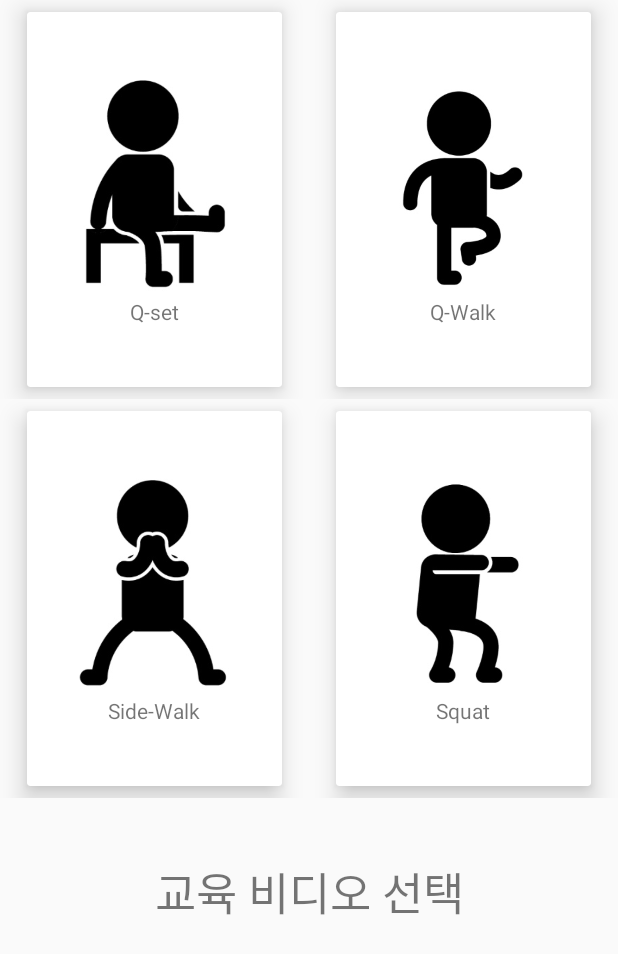
After one commit to SangHoon-Chae/android_qsetrehab, an Android app: the EduVideoSelect screen opened directly, with no data from a screen before it, on a phone screen of 412 x 824 dp. The commit adds this screen. Shown: the top 954 px of the screen. Run offline under Robolectric (Android 15) with nearby library versions, the phone set to English and light mode, and no system bars; our stand-ins replace RxJava, navigation-ui; libraries missing offline, so code that uses them is left out: com.github.mikephil.charting, cz.msebera.android; Roboto replaces fonts that are not available here.

Commit message:
Video_activity_add_v.1

```diff
--- a/app/build.gradle
+++ b/app/build.gradle
@@ -49,6 +49,7 @@ dependencies {
     implementation 'androidx.navigation:navigation-ui:2.3.5'
     implementation 'com.android.support:support-annotations:28.0.0'
     implementation group: 'cz.msebera.android' , name: 'httpclient', version: '4.4.1.1'
+    implementation 'com.google.android.exoplayer:exoplayer:2.13.3'
     testImplementation 'junit:junit:4.+'
     androidTestImplementation 'androidx.test.ext:junit:1.1.2'
     androidTestImplementation 'androidx.test.espresso:espresso-core:3.3.0'
--- a/app/src/main/AndroidManifest.xml
+++ b/app/src/main/AndroidManifest.xml
@@ -41,6 +41,9 @@
         <activity android:name=".MainActivity" />
         <activity android:name=".ExerActivity" />
         <activity android:name=".Note" />
+        <activity android:name=".EduVideo" />
+        <activity android:name=".EduVideoSelect" />
+        <activity android:name=".SecondVideoActivity" />
 
         <meta-data
             android:name="preloaded_fonts"
--- /dev/null
+++ b/app/src/main/java/com/example/qsetrehab/Adapter2.java
@@ -0,0 +1,95 @@
+package com.example.qsetrehab;
+
+import static android.content.Context.MODE_PRIVATE;
+
+import android.content.Context;
+import android.content.Intent;
+import android.content.SharedPreferences;
+import android.view.LayoutInflater;
+import android.view.View;
+import android.view.ViewGroup;
+import android.widget.ImageView;
+import android.widget.TextView;
+
+import androidx.annotation.NonNull;
+import androidx.recyclerview.widget.RecyclerView;
+
+import java.util.List;
+
+public class Adapter2 extends RecyclerView.Adapter<Adapter2.ViewHolder> {
+
+    List<String> titles;
+    List<Integer> images;
+    LayoutInflater inflater;
+
+    public Adapter2(Context ctx, List<String> titles, List<Integer> images) {
+        this.titles = titles;
+        this.images = images;
+        this.inflater = LayoutInflater.from(ctx);
+    }
+
+    @NonNull
+    @Override
+    public ViewHolder onCreateViewHolder(@NonNull ViewGroup parent, int viewType) {
+        View view = inflater.inflate(R.layout.custom_grid_layout2, parent, false);
+        return new ViewHolder(view);
+    }
+
+    @Override
+    public void onBindViewHolder(@NonNull ViewHolder holder, int position) {
+        holder.title.setText(titles.get(position));
+        holder.gridIcon.setImageResource(images.get(position));
+    }
+
+    @Override
+    public int getItemCount() {
+        return titles.size();
+    }
+
+    public class ViewHolder extends RecyclerView.ViewHolder {
+        TextView title;
+        ImageView gridIcon;
+
+        public ViewHolder(@NonNull View itemView) {
+            super(itemView);
+            title = itemView.findViewById(R.id.textView2);
+            gridIcon = itemView.findViewById(R.id.imageView2);
+            Intent intent = new Intent(itemView.getContext(),
+                    EduVideo.class);
+
+            itemView.setOnClickListener(new View.OnClickListener() {
+                @Override
+                public void onClick(View v) {
+                    switch (title.getText().toString()) {
+                        case "Q-set":
+                            exer_setting(0);
+                            itemView.getContext().startActivity(intent);
+                            break;
+                        case "Q-Walk":
+                            exer_setting(1);
+                            itemView.getContext().startActivity(intent);
+                            break;
+                        case "Side-Walk":
+                            exer_setting(2);
+                            itemView.getContext().startActivity(intent);
+                            break;
+                        case "Squat":
+                            exer_setting(3);
+                            itemView.getContext().startActivity(intent);
+                            break;
+                        default:
+                            break;
+                    }
+                }
+            });
+        }
+
+        private void exer_setting(int type){
+            SharedPreferences exer_type = itemView.getContext().getSharedPreferences("exer_type", MODE_PRIVATE);
+            SharedPreferences.Editor editor = exer_type.edit();
+
+            editor.putString("exer",String.valueOf(type));
+            editor.apply();
+        }
+    }
+}
--- /dev/null
+++ b/app/src/main/java/com/example/qsetrehab/EduVideoSelect.java
@@ -0,0 +1,47 @@
+package com.example.qsetrehab;
+
+import android.os.Bundle;
+
+import androidx.appcompat.app.AppCompatActivity;
+import androidx.recyclerview.widget.GridLayoutManager;
+import androidx.recyclerview.widget.RecyclerView;
+
+import java.util.ArrayList;
+import java.util.List;
+
+public class EduVideoSelect extends AppCompatActivity {
+
+    RecyclerView exerList;
+    List<String> titles;
+    List<Integer> images;
+    Adapter2 adapter;
+    String exer1;  //Q-set
+    String exer2;  //Walk
+    String exer3;  //Crab-walk
+
+    @Override
+    protected void onCreate(Bundle savedInstanceState) {
+        super.onCreate(savedInstanceState);
+        setContentView(R.layout.activity_edu_video_select);
+        exerList = findViewById(R.id.exerList);
+
+        titles = new ArrayList<>();
+        images = new ArrayList<>();
+
+        titles.add("Q-set");
+        titles.add("Q-Walk");
+        titles.add("Side-Walk");
+        titles.add("Squat");
+
+        images.add(R.drawable.exer1);
+        images.add(R.drawable.exer2);
+        images.add(R.drawable.exer3);
+        images.add(R.drawable.exer4);
+
+        adapter = new Adapter2(this, titles, images);
+
+        GridLayoutManager gridLayoutManager = new GridLayoutManager(this, 2, GridLayoutManager.VERTICAL, false);
+        exerList.setLayoutManager(gridLayoutManager);
+        exerList.setAdapter(adapter);
+    }
+}
--- /dev/null
+++ b/app/src/main/res/layout/activity_edu_video_select.xml
@@ -0,0 +1,35 @@
+<?xml version="1.0" encoding="utf-8"?>
+
+<androidx.constraintlayout.widget.ConstraintLayout xmlns:android="http://schemas.android.com/apk/res/android"
+    xmlns:app="http://schemas.android.com/apk/res-auto"
+    xmlns:tools="http://schemas.android.com/tools"
+    android:layout_width="match_parent"
+    android:layout_height="match_parent"
+    tools:context=".EduVideoSelect">
+
+    <LinearLayout
+        android:layout_width="match_parent"
+        android:layout_height="match_parent"
+        android:layout_weight="1"
+        android:orientation="vertical">
+
+        <androidx.recyclerview.widget.RecyclerView
+            android:id="@+id/exerList"
+            android:layout_width="match_parent"
+            android:layout_height="wrap_content" />
+
+        <TextView
+            android:id="@+id/exerText"
+            android:layout_width="match_parent"
+            android:layout_height="wrap_content"
+            android:text="교육 비디오 선택"
+            android:textAlignment="center"
+            android:textSize="30dp"
+            android:paddingTop="40dp"
+            app:layout_constraintBottom_toTopOf="@+id/exList"
+            app:layout_constraintEnd_toEndOf="parent"
+            app:layout_constraintStart_toStartOf="parent"
+            android:gravity="center_horizontal|center_vertical">
+        </TextView>
+    </LinearLayout>
+</androidx.constraintlayout.widget.ConstraintLayout>
--- /dev/null
+++ b/app/src/main/res/layout/custom_grid_layout2.xml
@@ -0,0 +1,45 @@
+<?xml version="1.0" encoding="utf-8"?>
+<androidx.constraintlayout.widget.ConstraintLayout xmlns:android="http://schemas.android.com/apk/res/android"
+    xmlns:app="http://schemas.android.com/apk/res-auto"
+    xmlns:tools="http://schemas.android.com/tools"
+    android:layout_width="match_parent"
+    android:layout_height="wrap_content">
+
+    <androidx.cardview.widget.CardView
+        android:layout_width="wrap_content"
+        android:layout_height="wrap_content"
+        android:layout_marginStart="8dp"
+        android:layout_marginLeft="8dp"
+        android:layout_marginTop="8dp"
+        android:layout_marginEnd="8dp"
+        android:layout_marginRight="8dp"
+        android:layout_marginBottom="8dp"
+        app:cardElevation="10dp"
+        app:contentPadding="10dp"
+        app:layout_constraintBottom_toBottomOf="parent"
+        app:layout_constraintEnd_toEndOf="parent"
+        app:layout_constraintStart_toStartOf="parent"
+        app:layout_constraintTop_toTopOf="parent">
+
+        <androidx.appcompat.widget.LinearLayoutCompat
+            android:layout_width="150dp"
+            android:layout_height="230dp"
+            android:gravity="center"
+            android:orientation="vertical"
+            android:visibility="visible">
+
+            <ImageView
+                android:id="@+id/imageView2"
+                android:layout_width="150dp"
+                android:layout_height="150dp"
+                tools:srcCompat="@drawable/exer1" />
+
+            <TextView
+                android:id="@+id/textView2"
+                android:layout_width="wrap_content"
+                android:layout_height="wrap_content"
+                android:text="TextView" />
+
+        </androidx.appcompat.widget.LinearLayoutCompat>
+    </androidx.cardview.widget.CardView>
+</androidx.constraintlayout.widget.ConstraintLayout>
```
Also changed, not shown: app/src/main/java/com/example/qsetrehab/Adapter.java (+3 -9 lines), app/src/main/java/com/example/qsetrehab/EduVideo.java (added, +85 -0 lines), app/src/main/java/com/example/qsetrehab/MainActivity.java (+4 -29 lines), app/src/main/java/com/example/qsetrehab/SecondVideoActivity.java (added, +66 -0 lines), app/src/main/res/layout/activity_video.xml (added, +24 -0 lines), app/src/main/res/layout/exo_player_control_view.xml (added, +22 -0 lines), app/src/main/res/layout/second_activity.xml (added, +21 -0 lines), 4 other files.
